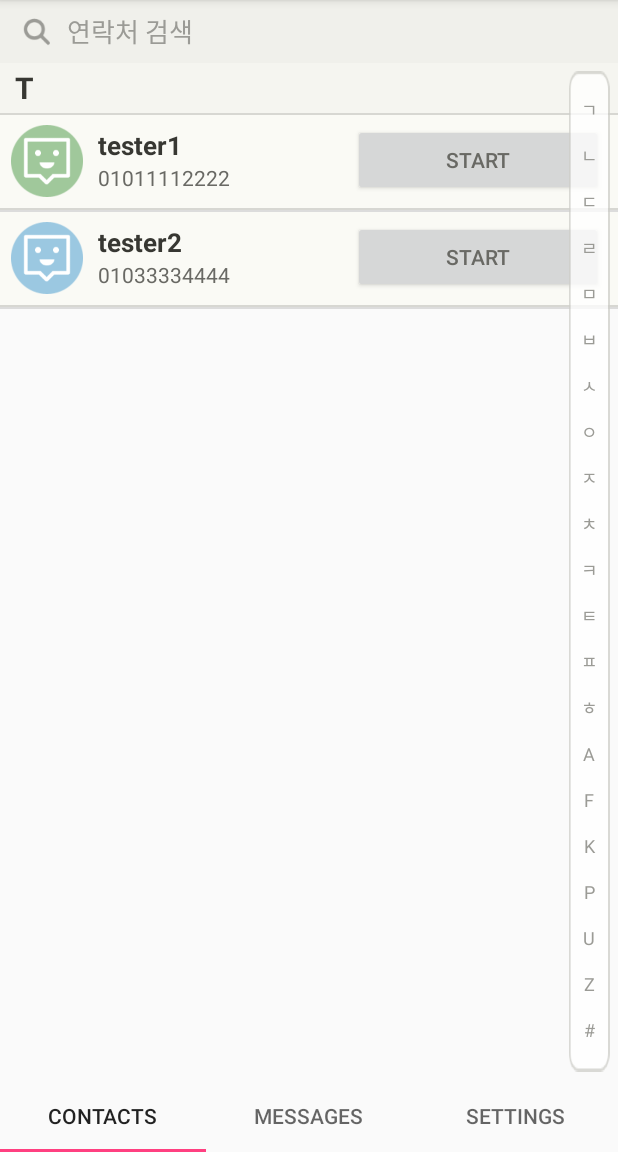
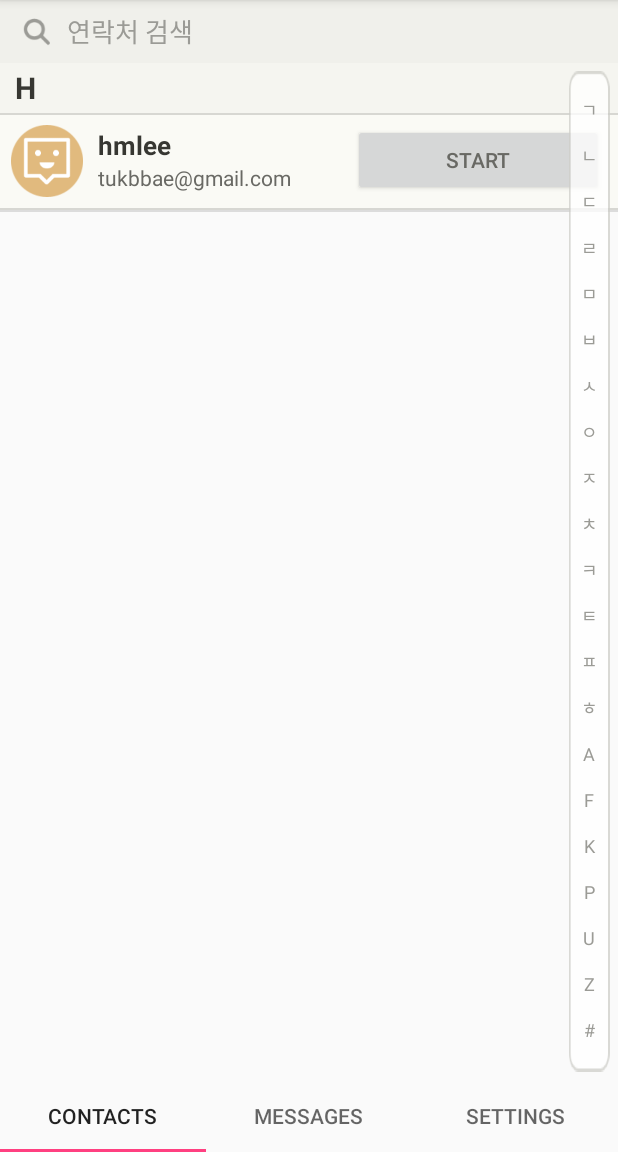
Before and after one commit to slee8789/ChatChat, an Android app: the screen it shows after launch once a user with an empty profile is signed in (MainActivity), on a phone screen of 412 x 824 dp, the part 84-1236 px from its top. Run offline under Robolectric (Android 15) with nearby library versions, the phone set to English and light mode, and no system bars; our stand-ins replace Firebase (no records; nobody signed in at launch, a user with empty details on screens opened directly); libraries missing offline, so code that uses them is left out: com.nostra13.universalimageloader; 1 statement that could not run was skipped.

Commit message:
number -> email 기반 서비스 변경

```diff
--- a/app/src/main/java/leesc/chatchat/ContactsAdapter.java
+++ b/app/src/main/java/leesc/chatchat/ContactsAdapter.java
@@ -107,7 +107,7 @@ public class ContactsAdapter extends BaseAdapter implements SectionIndexer, Filt
 
     private void settingFlag(boolean flag) {
         for (int i = 0; i < mContactItems.size(); i++) {
-            sCheckedItems.put(mContactItems.get(i).getPhoneNumber(), flag);
+            sCheckedItems.put(mContactItems.get(i).getEmail(), flag);
         }
     }
 
@@ -121,7 +121,7 @@ public class ContactsAdapter extends BaseAdapter implements SectionIndexer, Filt
         ArrayList<Contact> contactItems = new ArrayList<Contact>();
         if (sCheckedItems != null) {
             for (int i = 0; i < mContactItems.size(); i++) {
-                if (sCheckedItems.get(mContactItems.get(i).getPhoneNumber())) {
+                if (sCheckedItems.get(mContactItems.get(i).getEmail())) {
                     contactItems.add(mContactItems.get(i));
                 }
             }
@@ -149,8 +149,8 @@ public class ContactsAdapter extends BaseAdapter implements SectionIndexer, Filt
         // }
         if (mContactItems != null) {
             for (int i = 0; i < mContactItems.size(); i++) {
-                if (sCheckedItems.get(mContactItems.get(i).getPhoneNumber()) == null) {
-                    sCheckedItems.put(mContactItems.get(i).getPhoneNumber(), false);
+                if (sCheckedItems.get(mContactItems.get(i).getEmail()) == null) {
+                    sCheckedItems.put(mContactItems.get(i).getEmail(), false);
                 }
             }
         }
@@ -173,8 +173,8 @@ public class ContactsAdapter extends BaseAdapter implements SectionIndexer, Filt
 
             holder.nameText
                     .setHighlightTextColor(mContext.getResources().getColor(R.color.contact_searched_text_color));
-            holder.numberText = (HighlightTextView) convertView.findViewById(R.id.contact_item_number_text);
-            holder.numberText.setHighlightTextColor(mContext.getResources().getColor(
+            holder.emailText = (HighlightTextView) convertView.findViewById(R.id.contact_item_email_text);
+            holder.emailText.setHighlightTextColor(mContext.getResources().getColor(
                     R.color.contact_searched_text_color));
             convertView.setTag(R.id.tag_contact_holder, holder);
         } else {
@@ -184,7 +184,7 @@ public class ContactsAdapter extends BaseAdapter implements SectionIndexer, Filt
         Animation animation = AnimationUtils.loadAnimation(mContext, R.anim.push_down_in);
         holder.nameText.setAnimation(animation);
         String name = mContactItems.get(position).getName();
-        final String number = mContactItems.get(position).getPhoneNumber();
+        final String email = mContactItems.get(position).getEmail();
         convertView.setTag(R.id.tag_contact_item, mContactItems.get(position));
 
 
@@ -198,13 +198,13 @@ public class ContactsAdapter extends BaseAdapter implements SectionIndexer, Filt
                 @Override
                 public void onClick(View v) {
                     boolean checked = holder.selectCheck.isChecked();
-                    sCheckedItems.put(number, checked);
+                    sCheckedItems.put(email, checked);
                 }
             });
-            if (sCheckedItems.get(number) == null) {
-                sCheckedItems.put(number, mAllSelected);
+            if (sCheckedItems.get(email) == null) {
+                sCheckedItems.put(email, mAllSelected);
             }
-            holder.selectCheck.setChecked(sCheckedItems.get(number));
+            holder.selectCheck.setChecked(sCheckedItems.get(email));
         } else {
             holder.selectCheck.setVisibility(View.GONE);
         }
@@ -233,9 +233,9 @@ public class ContactsAdapter extends BaseAdapter implements SectionIndexer, Filt
 
         holder.nameText.setText(name);
         holder.nameText.setHighlightText(getMatchedText(name, mSearchString));
-        holder.numberText.setText(number);
-        holder.numberText.setHighlightText(getMatchedText(number, mSearchString));
-        holder.profileImage.setImageResource(DummyContact.getAvatar(mContactItems.get(position).getPhoneNumber()));
+        holder.emailText.setText(email);
+        holder.emailText.setHighlightText(getMatchedText(email, mSearchString));
+        holder.profileImage.setImageResource(DummyContact.getAvatar(mContactItems.get(position).getEmail()));
 
 
         // start 버튼 눌렀을 때
@@ -245,7 +245,7 @@ public class ContactsAdapter extends BaseAdapter implements SectionIndexer, Filt
                                                 public void onClick(View v) {
         int position=Integer.parseInt((v.getTag().toString()));
 
-        final long ThreadId= MessageDB.getInstance().getThreadId(mContext, mContactItems.get(position).getPhoneNumber());
+        final long ThreadId= MessageDB.getInstance().getThreadId(mContext, mContactItems.get(position).getEmail());
         final String Name= mContactItems.get(position).getName();
 
         Intent intent = new Intent(v.getContext(), MessageActivity.class)
@@ -280,7 +280,7 @@ public class ContactsAdapter extends BaseAdapter implements SectionIndexer, Filt
         LinearLayout initialCharLayout;
         TextView initialCharText;
         HighlightTextView nameText;
-        HighlightTextView numberText;
+        HighlightTextView emailText;
         ImageView profileImage;
         Button StartChat;
     }
@@ -342,7 +342,7 @@ public class ContactsAdapter extends BaseAdapter implements SectionIndexer, Filt
                 for (Contact item : mOriginalContactItems) {
                     if (KoreanTextMatcher.isMatch(item.getName(), constraintString)) {
                         filtered.add(item);
-                    } else if (deleteHyphen(item.getPhoneNumber()).contains(deleteHyphen(constraintString))) {
+                    } else if (deleteHyphen(item.getEmail()).contains(deleteHyphen(constraintString))) {
                         filtered.add(item);
                     }
                 }
--- a/app/src/main/java/leesc/chatchat/ContactsFragment.java
+++ b/app/src/main/java/leesc/chatchat/ContactsFragment.java
@@ -100,10 +100,8 @@ public class ContactsFragment extends Fragment implements OnClickListener {
         setHasOptionsMenu(true);
         // TODO :: contact list setting
 
-        Contact contact1 = new Contact("tester1", "01011112222", "test@gmail.com", null);
-        Contact contact2 = new Contact("tester2", "01033334444", "test@gmail.com", null);
+        Contact contact1 = new Contact("hmlee", "tukbbae@gmail.com", null);
         sContactList.add(contact1);
-        sContactList.add(contact2);
 
         mAdapter = new ContactsAdapter(mActivity, sContactList, sMultiSelectMode);
         mListView.setAdapter(mAdapter);
--- a/app/src/main/java/leesc/chatchat/ConversationsAdapter.java
+++ b/app/src/main/java/leesc/chatchat/ConversationsAdapter.java
@@ -137,7 +137,7 @@ public class ConversationsAdapter extends BaseAdapter {
             holder.conversationCheck.setChecked(mConversationList.get(position).isChecked());
         }
 
-        String tempNames = RecipientIdCache.getAddress(""+mConversationList.get(position).getThreadId()).names == null ? "" :RecipientIdCache.getAddress(""+mConversationList.get(position).getThreadId()).names;
+        String tempNames = RecipientIdCache.getEmail(""+mConversationList.get(position).getThreadId()).names == null ? "" :RecipientIdCache.getEmail(""+mConversationList.get(position).getThreadId()).names;
         holder.userTitleText.setText(tempNames);
         if (mConversationList.get(position).getDate() != 0) {
             holder.lastMessageDate.setText(DateUtils.formatListDate(mConversationList.get(position).getDate()));
--- a/app/src/main/java/leesc/chatchat/data/Contact.java
+++ b/app/src/main/java/leesc/chatchat/data/Contact.java
@@ -7,7 +7,6 @@ public class Contact {
 
     private int id;
     private String name;
-    private String phoneNumber;
     private String email;
     private String registrationToken;
 
@@ -16,9 +15,8 @@ public class Contact {
     private Contact() {
     }
 
-    public Contact(String name, String phoneNumber, String email, String registrationToken) {
+    public Contact(String name, String email, String registrationToken) {
         this.name = name;
-        this.phoneNumber = phoneNumber;
         this.email = email;
         this.registrationToken = registrationToken;
     }
@@ -39,14 +37,6 @@ public class Contact {
         this.name = name;
     }
 
-    public String getPhoneNumber() {
-        return phoneNumber;
-    }
-
-    public void setPhoneNumber(String phoneNumber) {
-        this.phoneNumber = phoneNumber;
-    }
-
     public String getEmail() {
         return email;
     }
--- a/app/src/main/java/leesc/chatchat/db/DB_Constant.java
+++ b/app/src/main/java/leesc/chatchat/db/DB_Constant.java
@@ -21,7 +21,7 @@ public interface DB_Constant {
 
     // Threads DB
     public static String THREADS_TABLE_NAME = "threads";
-    public static String THREADS_FIELD_THREAD_ADDRESS = "address";
+    public static String THREADS_FIELD_THREAD_EMAIL = "email";
     public static String THREADS_FIELD_THREAD_NAMES = "names";
 
     // Conversation DB
@@ -39,7 +39,7 @@ public interface DB_Constant {
     public static String MESSAGES_TABLE_NAME = "messages";
     public static String MESSAGES_FIELD_ID ="_id";
     public static String MESSAGES_FIELD_THREAD_ID = "threadId";
-    public static String MESSAGES_FIELD_ADDRESS = "address";
+    public static String MESSAGES_FIELD_EMAIL = "email";
     public static String MESSAGES_FIELD_NAMES = "names";
     public static String MESSAGES_FIELD_BODY = "body";
     public static String MESSAGES_FIELD_DATE = "date";
@@ -55,11 +55,6 @@ public interface DB_Constant {
     public static String CONTACTS_FIELD_TYPE = "type";
     public static String CONTACTS_FIELD_POSITION = "position";
 
-    // PartInfo DB
-    public static String PART_INFO_TABLE_NAME = "partinfo";
-    public static String PART_INFO_FIELD_PART = "part";
-    public static String PART_INFO_FIELD_COUNT = "count";
-
     public static final int SEND_TYPE = 0x01;
     public static final int RECEIVE_TYPE = 0x02;
 
--- a/app/src/main/res/layout/row_contact_item.xml
+++ b/app/src/main/res/layout/row_contact_item.xml
@@ -84,7 +84,7 @@
                 android:textStyle="bold" />
 
             <leesc.chatchat.widget.HighlightTextView
-                android:id="@+id/contact_item_number_text"
+                android:id="@+id/contact_item_email_text"
                 android:layout_width="match_parent"
                 android:layout_height="wrap_content"
                 android:layout_marginBottom="2dp"
```
Also changed, not shown: app/src/main/java/leesc/chatchat/MessageActivity.java (+6 -6 lines), app/src/main/java/leesc/chatchat/db/MessageDB.java (+11 -11 lines), app/src/main/java/leesc/chatchat/db/RecipientIdCache.java (+12 -12 lines), app/src/main/java/leesc/chatchat/fcm/MyFirebaseMessagingService.java (+4 -4 lines).
